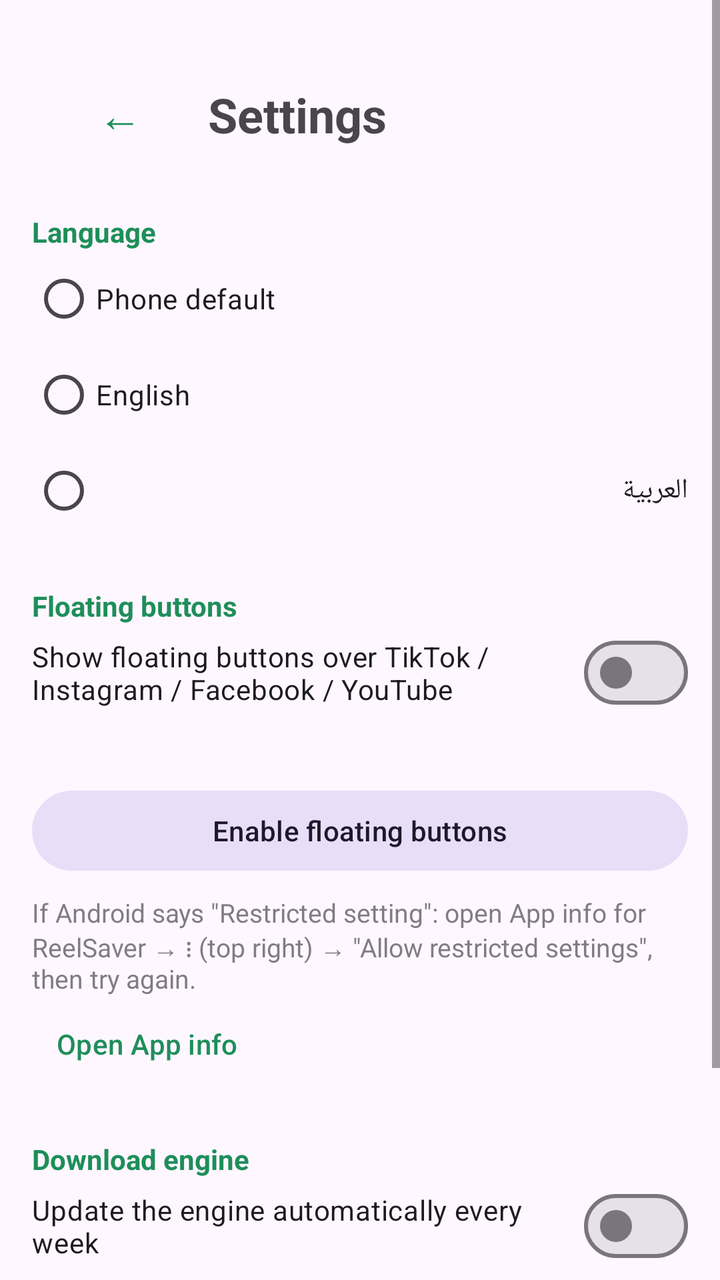
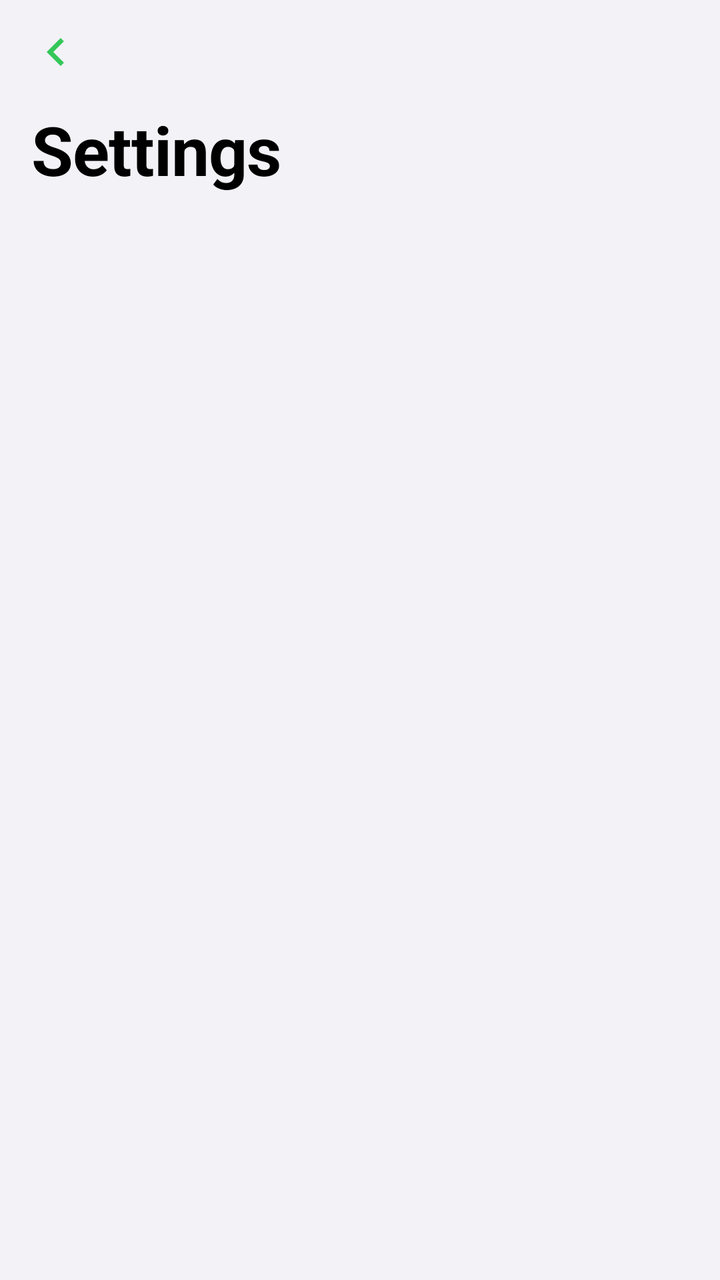

Screens rendered from an Android XML layout before and after an edit, with the pre-edit source and the edit as a unified diff.
<!-- AndroidManifest.xml: application theme Theme.ReelSaver -->
<!-- res/layout/activity_settings.xml -->
<?xml version="1.0" encoding="utf-8"?>
<ScrollView xmlns:android="http://schemas.android.com/apk/res/android"
    android:layout_width="match_parent"
    android:layout_height="match_parent">

    <LinearLayout
        android:layout_width="match_parent"
        android:layout_height="wrap_content"
        android:layoutDirection="locale"
        android:orientation="vertical"
        android:padding="16dp">

        <LinearLayout
            android:layout_width="match_parent"
            android:layout_height="wrap_content"
            android:layout_marginTop="16dp"
            android:gravity="center_vertical"
            android:orientation="horizontal">

            <Button
                android:id="@+id/backBtn"
                style="@style/Widget.Material3.Button.TextButton"
                android:layout_width="wrap_content"
                android:layout_height="wrap_content"
                android:text="@string/back_arrow"
                android:textSize="22sp" />

            <TextView
                android:layout_width="wrap_content"
                android:layout_height="wrap_content"
                android:text="@string/settings_title"
                android:textSize="24sp"
                android:textStyle="bold" />
        </LinearLayout>

        <TextView
            android:layout_width="wrap_content"
            android:layout_height="wrap_content"
            android:layout_marginTop="24dp"
            android:text="@string/language"
            android:textColor="?attr/colorPrimary"
            android:textStyle="bold" />

        <RadioGroup
            android:id="@+id/langGroup"
            android:layout_width="match_parent"
            android:layout_height="wrap_content">

            <RadioButton
                android:id="@+id/langSystem"
                android:layout_width="match_parent"
                android:layout_height="48dp"
                android:text="@string/lang_system" />

            <RadioButton
                android:id="@+id/langEn"
                android:layout_width="match_parent"
                android:layout_height="48dp"
                android:text="@string/lang_en" />

            <RadioButton
                android:id="@+id/langAr"
                android:layout_width="match_parent"
                android:layout_height="48dp"
                android:text="@string/lang_ar" />
        </RadioGroup>

        <TextView
            android:layout_width="wrap_content"
            android:layout_height="wrap_content"
            android:layout_marginTop="24dp"
            android:text="@string/bubble_section"
            android:textColor="?attr/colorPrimary"
            android:textStyle="bold" />

        <com.google.android.material.materialswitch.MaterialSwitch
            android:id="@+id/bubbleShow"
            android:layout_width="match_parent"
            android:layout_height="wrap_content"
            android:minHeight="48dp"
            android:text="@string/bubble_show" />

        <TextView
            android:id="@+id/bubbleStatus"
            android:layout_width="match_parent"
            android:layout_height="wrap_content"
            android:layout_marginTop="4dp" />

        <Button
            android:id="@+id/bubbleEnableBtn"
            style="@style/Widget.Material3.Button.TonalButton"
            android:layout_width="match_parent"
            android:layout_height="wrap_content"
            android:layout_marginTop="8dp"
            android:text="@string/bubble_enable" />

        <TextView
            android:id="@+id/bubbleRestricted"
            android:layout_width="match_parent"
            android:layout_height="wrap_content"
            android:layout_marginTop="8dp"
            android:alpha="0.7"
            android:text="@string/bubble_restricted"
            android:textSize="13sp" />

        <Button
            android:id="@+id/appInfoBtn"
            style="@style/Widget.Material3.Button.TextButton"
            android:layout_width="wrap_content"
            android:layout_height="wrap_content"
            android:text="@string/app_info" />

        <TextView
            android:layout_width="wrap_content"
            android:layout_height="wrap_content"
            android:layout_marginTop="24dp"
            android:text="@string/engine_section"
            android:textColor="?attr/colorPrimary"
            android:textStyle="bold" />

        <com.google.android.material.materialswitch.MaterialSwitch
            android:id="@+id/autoUpdate"
            android:layout_width="match_parent"
            android:layout_height="wrap_content"
            android:minHeight="48dp"
            android:text="@string/auto_update" />

        <TextView
            android:id="@+id/engineInfo"
            android:layout_width="match_parent"
            android:layout_height="wrap_content"
            android:layout_marginTop="8dp"
            android:alpha="0.7"
            android:textDirection="locale" />

        <Button
            android:id="@+id/updateNowBtn"
            style="@style/Widget.Material3.Button.TonalButton"
            android:layout_width="match_parent"
            android:layout_height="wrap_content"
            android:layout_marginTop="12dp"
            android:text="@string/update" />

        <TextView
            android:id="@+id/engineStatus"
            android:layout_width="match_parent"
            android:layout_height="wrap_content"
            android:layout_marginTop="8dp" />
    </LinearLayout>
</ScrollView>
<!-- resources referenced by this layout -->
<resources>
  <string name="app_info">Open App info</string>
  <string name="auto_update">Update the engine automatically every week</string>
  <string name="back_arrow">←</string>
  <string name="bubble_enable">Enable floating buttons</string>
  <string name="bubble_restricted">If Android says \"Restricted setting\": open App info for ReelSaver → ⋮ (top right) → \"Allow restricted settings\", then try again.</string>
  <string name="bubble_section">Floating buttons</string>
  <string name="bubble_show">Show floating buttons over TikTok / Instagram / Facebook / YouTube</string>
  <string name="engine_section">Download engine</string>
  <string name="lang_ar">العربية</string>
  <string name="lang_en">English</string>
  <string name="lang_system">Phone default</string>
  <string name="language">Language</string>
  <string name="settings_title">Settings</string>
  <string name="update">Update download engine</string>
  <style name="Theme.ReelSaver" parent="Theme.Material3.DayNight.NoActionBar">
          <item name="colorPrimary">#1E8E5A</item>
      </style>
</resources>

<!-- the commit's change to res/layout/activity_settings.xml (unified diff, before → after) -->
@@ -1,150 +1,43 @@
 <?xml version="1.0" encoding="utf-8"?>
 <ScrollView xmlns:android="http://schemas.android.com/apk/res/android"
     android:layout_width="match_parent"
-    android:layout_height="match_parent">
+    android:layout_height="match_parent"
+    android:background="@color/bg">
 
     <LinearLayout
         android:layout_width="match_parent"
         android:layout_height="wrap_content"
         android:layoutDirection="locale"
         android:orientation="vertical"
-        android:padding="16dp">
+        android:paddingBottom="32dp">
 
         <LinearLayout
             android:layout_width="match_parent"
-            android:layout_height="wrap_content"
-            android:layout_marginTop="16dp"
+            android:layout_height="52dp"
             android:gravity="center_vertical"
-            android:orientation="horizontal">
+            android:orientation="horizontal"
+            android:paddingHorizontal="6dp">
 
-            <Button
+            <ImageButton
                 android:id="@+id/backBtn"
-                style="@style/Widget.Material3.Button.TextButton"
-                android:layout_width="wrap_content"
-                android:layout_height="wrap_content"
-                android:text="@string/back_arrow"
-                android:textSize="22sp" />
-
-            <TextView
-                android:layout_width="wrap_content"
-                android:layout_height="wrap_content"
-                android:text="@string/settings_title"
-                android:textSize="24sp"
-                android:textStyle="bold" />
+                style="@style/ReelSaver.IconButton"
+                android:contentDescription="@string/cancel"
+                android:padding="8dp"
+                android:src="@drawable/ic_back" />
         </LinearLayout>
 
         <TextView
-            android:layout_width="wrap_content"
-            android:layout_height="wrap_content"
-            android:layout_marginTop="24dp"
-            android:text="@string/language"
-            android:textColor="?attr/colorPrimary"
-            android:textStyle="bold" />
-
-        <RadioGroup
-            android:id="@+id/langGroup"
-            android:layout_width="match_parent"
-            android:layout_height="wrap_content">
-
-            <RadioButton
-                android:id="@+id/langSystem"
-                android:layout_width="match_parent"
-                android:layout_height="48dp"
-                android:text="@string/lang_system" />
-
-            <RadioButton
-                android:id="@+id/langEn"
-                android:layout_width="match_parent"
-                android:layout_height="48dp"
-                android:text="@string/lang_en" />
-
-            <RadioButton
-                android:id="@+id/langAr"
-                android:layout_width="match_parent"
-                android:layout_height="48dp"
-                android:text="@string/lang_ar" />
-        </RadioGroup>
-
-        <TextView
-            android:layout_width="wrap_content"
-            android:layout_height="wrap_content"
-            android:layout_marginTop="24dp"
-            android:text="@string/bubble_section"
-            android:textColor="?attr/colorPrimary"
-            android:textStyle="bold" />
-
-        <com.google.android.material.materialswitch.MaterialSwitch
-            android:id="@+id/bubbleShow"
+            style="@style/ReelSaver.LargeTitle"
             android:layout_width="match_parent"
             android:layout_height="wrap_content"
-            android:minHeight="48dp"
-            android:text="@string/bubble_show" />
+            android:paddingHorizontal="16dp"
+            android:text="@string/settings_title" />
 
-        <TextView
-            android:id="@+id/bubbleStatus"
+        <LinearLayout
+            android:id="@+id/box"
             android:layout_width="match_parent"
             android:layout_height="wrap_content"
-            android:layout_marginTop="4dp" />
-
-        <Button
-            android:id="@+id/bubbleEnableBtn"
-            style="@style/Widget.Material3.Button.TonalButton"
-            android:layout_width="match_parent"
-            android:layout_height="wrap_content"
-            android:layout_marginTop="8dp"
-            android:text="@string/bubble_enable" />
-
-        <TextView
-            android:id="@+id/bubbleRestricted"
-            android:layout_width="match_parent"
-            android:layout_height="wrap_content"
-            android:layout_marginTop="8dp"
-            android:alpha="0.7"
-            android:text="@string/bubble_restricted"
-            android:textSize="13sp" />
-
-        <Button
-            android:id="@+id/appInfoBtn"
-            style="@style/Widget.Material3.Button.TextButton"
-            android:layout_width="wrap_content"
-            android:layout_height="wrap_content"
-            android:text="@string/app_info" />
-
-        <TextView
-            android:layout_width="wrap_content"
-            android:layout_height="wrap_content"
-            android:layout_marginTop="24dp"
-            android:text="@string/engine_section"
-            android:textColor="?attr/colorPrimary"
-            android:textStyle="bold" />
-
-        <com.google.android.material.materialswitch.MaterialSwitch
-            android:id="@+id/autoUpdate"
-            android:layout_width="match_parent"
-            android:layout_height="wrap_content"
-            android:minHeight="48dp"
-            android:text="@string/auto_update" />
-
-        <TextView
-            android:id="@+id/engineInfo"
-            android:layout_width="match_parent"
-            android:layout_height="wrap_content"
-            android:layout_marginTop="8dp"
-            android:alpha="0.7"
-            android:textDirection="locale" />
-
-        <Button
-            android:id="@+id/updateNowBtn"
-            style="@style/Widget.Material3.Button.TonalButton"
-            android:layout_width="match_parent"
-            android:layout_height="wrap_content"
-            android:layout_marginTop="12dp"
-            android:text="@string/update" />
-
-        <TextView
-            android:id="@+id/engineStatus"
-            android:layout_width="match_parent"
-            android:layout_height="wrap_content"
-            android:layout_marginTop="8dp" />
+            android:orientation="vertical"
+            android:paddingHorizontal="16dp" />
     </LinearLayout>
 </ScrollView>
<!-- resource entries referenced after the edit -->
@@ -1,21 +1,63 @@
 <!-- resources referenced by this layout -->
 <resources>
-  <string name="app_info">Open App info</string>
-  <string name="auto_update">Update the engine automatically every week</string>
-  <string name="back_arrow">←</string>
-  <string name="bubble_enable">Enable floating buttons</string>
-  <string name="bubble_restricted">If Android says \"Restricted setting\": open App info for ReelSaver → ⋮ (top right) → \"Allow restricted settings\", then try again.</string>
-  <string name="bubble_section">Floating buttons</string>
-  <string name="bubble_show">Show floating buttons over TikTok / Instagram / Facebook / YouTube</string>
-  <string name="engine_section">Download engine</string>
-  <string name="lang_ar">العربية</string>
-  <string name="lang_en">English</string>
-  <string name="lang_system">Phone default</string>
-  <string name="language">Language</string>
+  <color name="bg">#F2F2F7</color>
+  <!-- drawable ic_back (drawable) -->
+  <vector xmlns:android="http://schemas.android.com/apk/res/android" android:width="24dp" android:height="24dp" android:viewportWidth="24" android:viewportHeight="24" android:autoMirrored="true">
+      <path android:fillColor="#FFFFFFFF" android:pathData="M15.41,7.41L14,6l-6,6 6,6 1.41,-1.41L10.83,12z"/>
+  </vector>
+  <string name="cancel">Cancel</string>
   <string name="settings_title">Settings</string>
-  <string name="update">Update download engine</string>
+  <style name="ReelSaver.IconButton">
+          <item name="android:layout_width">44dp</item>
+          <item name="android:layout_height">44dp</item>
+          <item name="android:padding">10dp</item>
+          <item name="android:background">?attr/selectableItemBackgroundBorderless</item>
+          <item name="android:scaleType">fitCenter</item>
+          <item name="tint">@color/tint</item>
+      </style>
+  <style name="ReelSaver.LargeTitle">
+          <item name="android:textSize">34sp</item>
+          <item name="android:textStyle">bold</item>
+          <item name="android:textColor">@color/label</item>
+          <item name="android:letterSpacing">-0.01</item>
+      </style>
   <style name="Theme.ReelSaver" parent="Theme.Material3.DayNight.NoActionBar">
-          <item name="colorPrimary">#1E8E5A</item>
+          <item name="colorPrimary">@color/tint</item>
+          <item name="colorOnPrimary">#FFFFFF</item>
+          <item name="colorPrimaryContainer">@color/tint_soft</item>
+          <item name="colorOnPrimaryContainer">@color/tint</item>
+          <item name="colorSecondaryContainer">@color/tint_soft</item>
+          <item name="colorOnSecondaryContainer">@color/tint</item>
+          <item name="android:colorBackground">@color/bg</item>
+          <item name="android:windowBackground">@color/bg</item>
+          <item name="colorSurface">@color/card</item>
+          <item name="colorOnSurface">@color/label</item>
+          <item name="colorSurfaceContainerHigh">@color/card</item>
+          <item name="colorSurfaceContainerHighest">@color/card</item>
+          <item name="android:textColorPrimary">@color/label</item>
+          <item name="android:textColorSecondary">@color/label2</item>
+          <item name="android:textColorHint">@color/label2</item>
+          <item name="android:statusBarColor">@color/bg</item>
+          <item name="android:navigationBarColor">@color/bg</item>
+          <item name="android:windowLightStatusBar">@bool/light_bars</item>
+          <item name="materialButtonStyle">@style/Widget.ReelSaver.Button</item>
+      </style>
+  <color name="tint">#34C759</color>
+  <color name="label">#000000</color>
+  <color name="tint_soft">#DCF5E3</color>
+  <color name="card">#FFFFFF</color>
+  <color name="label2">#8A8A8E</color>
+  <style name="Widget.ReelSaver.Button" parent="Widget.Material3.Button">
+          <item name="cornerRadius">14dp</item>
+          <item name="android:textAllCaps">false</item>
+          <item name="android:insetTop">0dp</item>
+          <item name="android:insetBottom">0dp</item>
+          <item name="android:minHeight">52dp</item>
+          <item name="android:textSize">17sp</item>
+          <item name="android:fontFamily">sans-serif-medium</item>
+          <item name="android:letterSpacing">0</item>
+          <item name="iconGravity">textStart</item>
+          <item name="iconPadding">8dp</item>
       </style>
 </resources>
 
